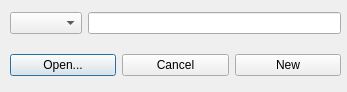
Before: the Qt Designer form dtide/ui/splash.ui in DCPUTeam/DCPUToolchain, drawn with Qt 5.
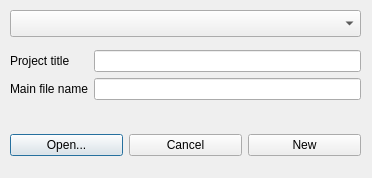
After: the same form once the commit is applied.

Commit message: Started project support in the IDE

What changed in the file:
```diff
--- a/dtide/ui/splash.ui
+++ b/dtide/ui/splash.ui
@@ -9,8 +9,8 @@
    <rect>
     <x>0</x>
     <y>0</y>
-    <width>347</width>
-    <height>92</height>
+    <width>372</width>
+    <height>178</height>
    </rect>
   </property>
   <property name="windowTitle">
@@ -20,8 +20,8 @@
    <property name="geometry">
     <rect>
      <x>10</x>
-     <y>50</y>
-     <width>331</width>
+     <y>130</y>
+     <width>351</width>
      <height>31</height>
     </rect>
    </property>
@@ -49,21 +49,45 @@
     </item>
    </layout>
   </widget>
-  <widget class="QWidget" name="layoutWidget">
+  <widget class="QComboBox" name="combo_project">
    <property name="geometry">
     <rect>
      <x>10</x>
      <y>10</y>
-     <width>331</width>
+     <width>351</width>
      <height>27</height>
     </rect>
    </property>
-   <layout class="QHBoxLayout" name="horizontalLayout_2">
-    <item>
-     <widget class="QComboBox" name="combo_project"/>
+  </widget>
+  <widget class="QWidget" name="formLayoutWidget">
+   <property name="geometry">
+    <rect>
+     <x>10</x>
+     <y>50</y>
+     <width>351</width>
+     <height>71</height>
+    </rect>
+   </property>
+   <layout class="QFormLayout" name="formLayout">
+    <item row="0" column="1">
+     <widget class="QLineEdit" name="project_title"/>
     </item>
-    <item>
-     <widget class="QLineEdit" name="lineEdit"/>
+    <item row="0" column="0">
+     <widget class="QLabel" name="label">
+      <property name="text">
+       <string>Project title</string>
+      </property>
+     </widget>
+    </item>
+    <item row="1" column="0">
+     <widget class="QLabel" name="label_2">
+      <property name="text">
+       <string>Main file name</string>
+      </property>
+     </widget>
+    </item>
+    <item row="1" column="1">
+     <widget class="QLineEdit" name="main_file"/>
     </item>
    </layout>
   </widget>
```
The commit also changes 16 other files.
